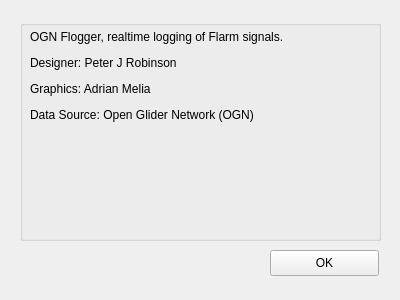
This is flogger_about.ui in tobiz/OGN-Flight-Logger_V3 as Qt 5 draws it before an edit. The edited form follows.
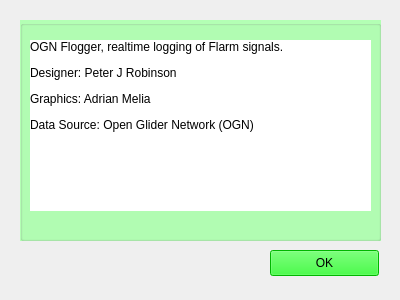
This is the edited form.

```diff
--- a/flogger_about.ui
+++ b/flogger_about.ui
@@ -23,6 +23,9 @@
      <height>221</height>
     </rect>
    </property>
+   <property name="styleSheet">
+    <string notr="true">background-color: rgb(179, 255, 180);</string>
+   </property>
    <property name="title">
     <string/>
    </property>
@@ -30,11 +33,14 @@
     <property name="geometry">
      <rect>
       <x>10</x>
-      <y>10</y>
-      <width>351</width>
-      <height>231</height>
+      <y>20</y>
+      <width>341</width>
+      <height>171</height>
      </rect>
     </property>
+    <property name="styleSheet">
+     <string notr="true">background-color: rgb(255, 255, 255);</string>
+    </property>
     <property name="text">
      <string>&lt;html&gt;&lt;head/&gt;&lt;body&gt;&lt;p&gt;OGN Flogger, realtime logging of Flarm signals.&lt;/p&gt;&lt;p&gt;Designer: Peter J Robinson&lt;/p&gt;&lt;p&gt;Graphics: Adrian Melia&lt;/p&gt;&lt;p&gt;Data Source: Open Glider Network (OGN)&lt;/p&gt;&lt;/body&gt;&lt;/html&gt;</string>
     </property>
@@ -52,6 +58,10 @@
      <height>26</height>
     </rect>
    </property>
+   <property name="styleSheet">
+    <string notr="true">border-color: rgb(255, 55, 78);
+background-color: rgb(0, 255, 0);</string>
+   </property>
    <property name="text">
     <string>OK</string>
    </property>
```
